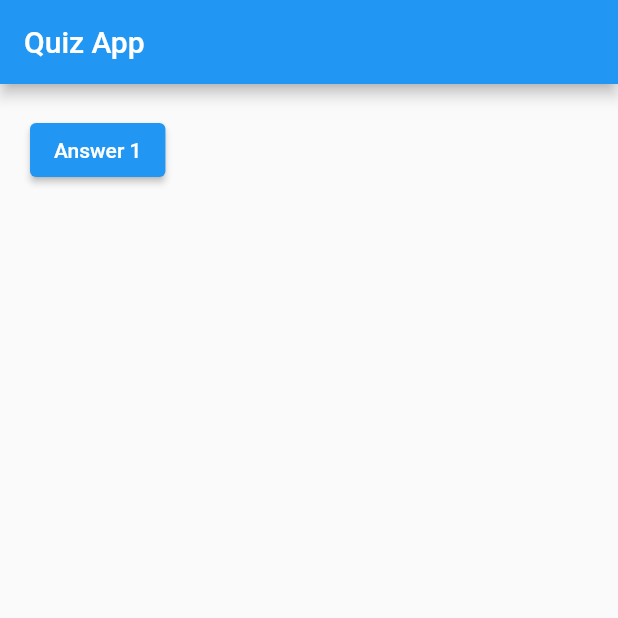
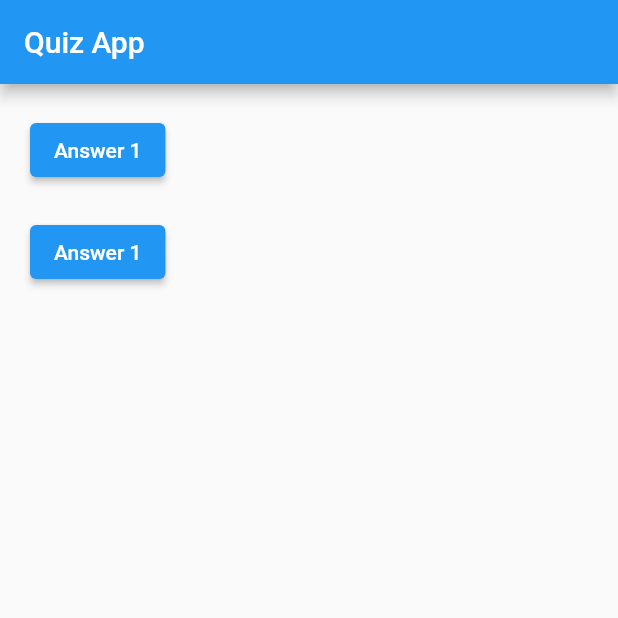
Before and after one commit to jeremyessien/Skill_upgrade1, a Flutter app: the screen it shows after launch, on a phone screen of 412 x 824 dp, the top half of it. Run offline on Flutter 3.47's test engine with Material 2 defaults, Android fonts, the phone set to English and light mode, and no system bars.

Commit message:
Update main.dart

```diff
--- a/lib/main.dart
+++ b/lib/main.dart
@@ -31,6 +31,9 @@ class HomePage extends StatelessWidget {
             crossAxisAlignment: CrossAxisAlignment.start,
             children: [
               ElevatedButton(onPressed: (){}, child: const Text('Answer 1'),),
+              const SizedBox(height: 20,),
+              ElevatedButton(onPressed: (){}, child: const Text('Answer 1'))
+
             ],
           ),
         ),
```
